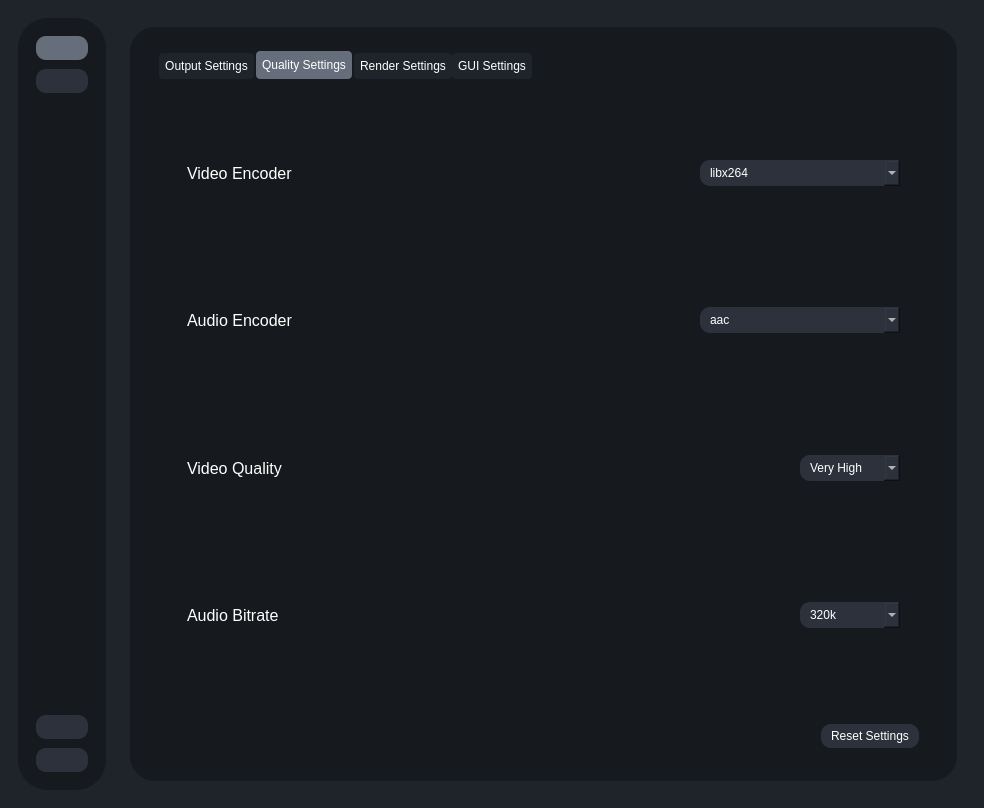
Old version of the form testRVEInterface.ui in the repository TNTwise/Rife-ESRGAN-App-Linux-QT.
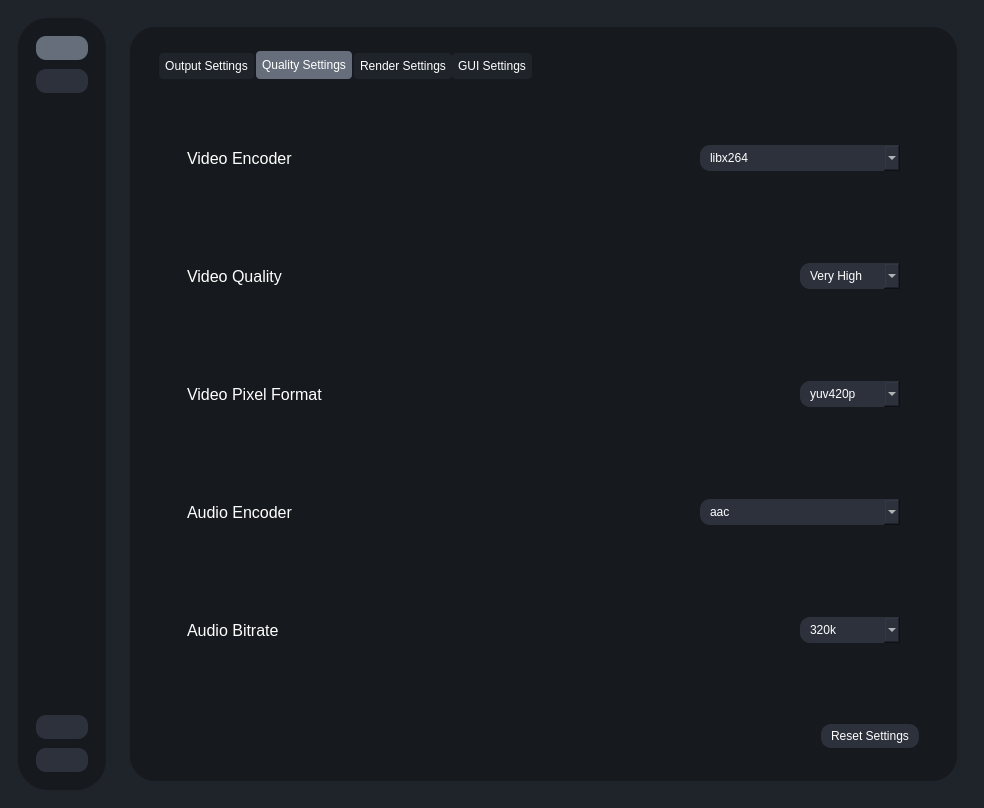
New version of the form. The open tabs and pages were chosen to show the change. Icons and pictures are not drawn.

```diff
--- a/testRVEInterface.ui
+++ b/testRVEInterface.ui
@@ -2876,77 +2876,6 @@
                            </layout>
                           </widget>
                          </item>
-                         <item>
-                          <widget class="QWidget" name="widget_20" native="true">
-                           <layout class="QHBoxLayout" name="horizontalLayout_2">
-                            <property name="spacing">
-                             <number>0</number>
-                            </property>
-                            <property name="leftMargin">
-                             <number>0</number>
-                            </property>
-                            <property name="topMargin">
-                             <number>0</number>
-                            </property>
-                            <property name="rightMargin">
-                             <number>0</number>
-                            </property>
-                            <property name="bottomMargin">
-                             <number>0</number>
-                            </property>
-                            <item>
-                             <widget class="QLabel" name="encoderLabel_10">
-                              <property name="font">
-                               <font>
-                                <pointsize>12</pointsize>
-                               </font>
-                              </property>
-                              <property name="text">
-                               <string>Audio Encoder</string>
-                              </property>
-                             </widget>
-                            </item>
-                            <item>
-                             <spacer name="horizontalSpacer_30">
-                              <property name="orientation">
-                               <enum>Qt::Orientation::Horizontal</enum>
-                              </property>
-                              <property name="sizeHint" stdset="0">
-                               <size>
-                                <width>382</width>
-                                <height>20</height>
-                               </size>
-                              </property>
-                             </spacer>
-                            </item>
-                            <item>
-                             <widget class="QComboBox" name="audio_encoder">
-                              <property name="minimumSize">
-                               <size>
-                                <width>200</width>
-                                <height>0</height>
-                               </size>
-                              </property>
-                              <item>
-                               <property name="text">
-                                <string>aac</string>
-                               </property>
-                              </item>
-                              <item>
-                               <property name="text">
-                                <string>libmp3lame</string>
-                               </property>
-                              </item>
-                              <item>
-                               <property name="text">
-                                <string>copy_audio</string>
-                               </property>
-                              </item>
-                             </widget>
-                            </item>
-                           </layout>
-                          </widget>
-                         </item>
                          <item>
                           <widget class="QWidget" name="widget_18" native="true">
                            <layout class="QHBoxLayout" name="horizontalLayout_35">
@@ -3023,6 +2952,148 @@
                            </layout>
                           </widget>
                          </item>
+                         <item>
+                          <widget class="QWidget" name="widget_21" native="true">
+                           <layout class="QHBoxLayout" name="horizontalLayout_37">
+                            <property name="spacing">
+                             <number>0</number>
+                            </property>
+                            <property name="leftMargin">
+                             <number>0</number>
+                            </property>
+                            <property name="topMargin">
+                             <number>0</number>
+                            </property>
+                            <property name="rightMargin">
+                             <number>0</number>
+                            </property>
+                            <property name="bottomMargin">
+                             <number>0</number>
+                            </property>
+                            <item>
+                             <widget class="QLabel" name="encoderLabel_7">
+                              <property name="font">
+                               <font>
+                                <pointsize>12</pointsize>
+                               </font>
+                              </property>
+                              <property name="text">
+                               <string>Video Pixel Format</string>
+                              </property>
+                             </widget>
+                            </item>
+                            <item>
+                             <spacer name="horizontalSpacer_20">
+                              <property name="orientation">
+                               <enum>Qt::Orientation::Horizontal</enum>
+                              </property>
+                              <property name="sizeHint" stdset="0">
+                               <size>
+                                <width>469</width>
+                                <height>20</height>
+                               </size>
+                              </property>
+                             </spacer>
+                            </item>
+                            <item>
+                             <widget class="QComboBox" name="video_pixel_format">
+                              <property name="minimumSize">
+                               <size>
+                                <width>100</width>
+                                <height>0</height>
+                               </size>
+                              </property>
+                              <item>
+                               <property name="text">
+                                <string>yuv420p</string>
+                               </property>
+                              </item>
+                              <item>
+                               <property name="text">
+                                <string>yuv422p</string>
+                               </property>
+                              </item>
+                              <item>
+                               <property name="text">
+                                <string>yuv444p</string>
+                               </property>
+                              </item>
+                             </widget>
+                            </item>
+                           </layout>
+                          </widget>
+                         </item>
+                         <item>
+                          <widget class="QWidget" name="widget_20" native="true">
+                           <layout class="QHBoxLayout" name="horizontalLayout_2">
+                            <property name="spacing">
+                             <number>0</number>
+                            </property>
+                            <property name="leftMargin">
+                             <number>0</number>
+                            </property>
+                            <property name="topMargin">
+                             <number>0</number>
+                            </property>
+                            <property name="rightMargin">
+                             <number>0</number>
+                            </property>
+                            <property name="bottomMargin">
+                             <number>0</number>
+                            </property>
+                            <item>
+                             <widget class="QLabel" name="encoderLabel_10">
+                              <property name="font">
+                               <font>
+                                <pointsize>12</pointsize>
+                               </font>
+                              </property>
+                              <property name="text">
+                               <string>Audio Encoder</string>
+                              </property>
+                             </widget>
+                            </item>
+                            <item>
+                             <spacer name="horizontalSpacer_30">
+                              <property name="orientation">
+                               <enum>Qt::Orientation::Horizontal</enum>
+                              </property>
+                              <property name="sizeHint" stdset="0">
+                               <size>
+                                <width>382</width>
+                                <height>20</height>
+                               </size>
+                              </property>
+                             </spacer>
+                            </item>
+                            <item>
+                             <widget class="QComboBox" name="audio_encoder">
+                              <property name="minimumSize">
+                               <size>
+                                <width>200</width>
+                                <height>0</height>
+                               </size>
+                              </property>
+                              <item>
+                               <property name="text">
+                                <string>aac</string>
+                               </property>
+                              </item>
+                              <item>
+                               <property name="text">
+                                <string>libmp3lame</string>
+                               </property>
+                              </item>
+                              <item>
+                               <property name="text">
+                                <string>copy_audio</string>
+                               </property>
+                              </item>
+                             </widget>
+                            </item>
+                           </layout>
+                          </widget>
+                         </item>
                          <item>
                           <widget class="QWidget" name="widget_16" native="true">
                            <layout class="QHBoxLayout" name="horizontalLayout_33">
```
